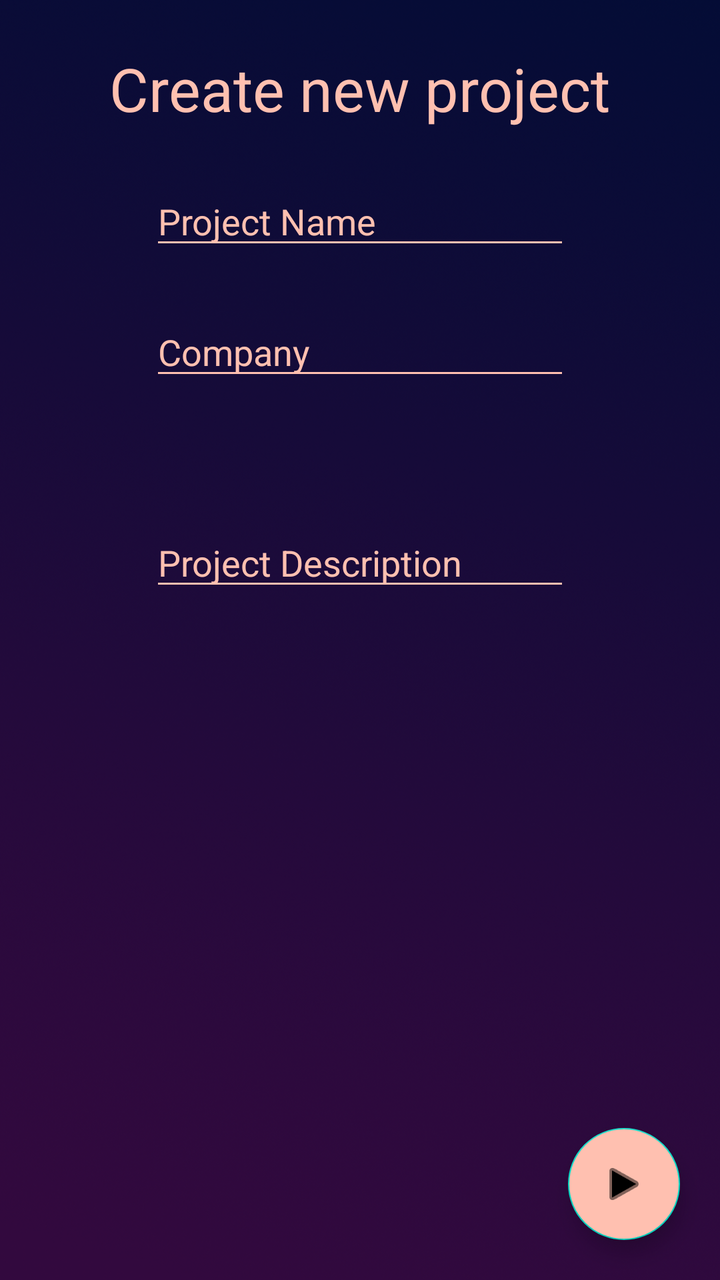
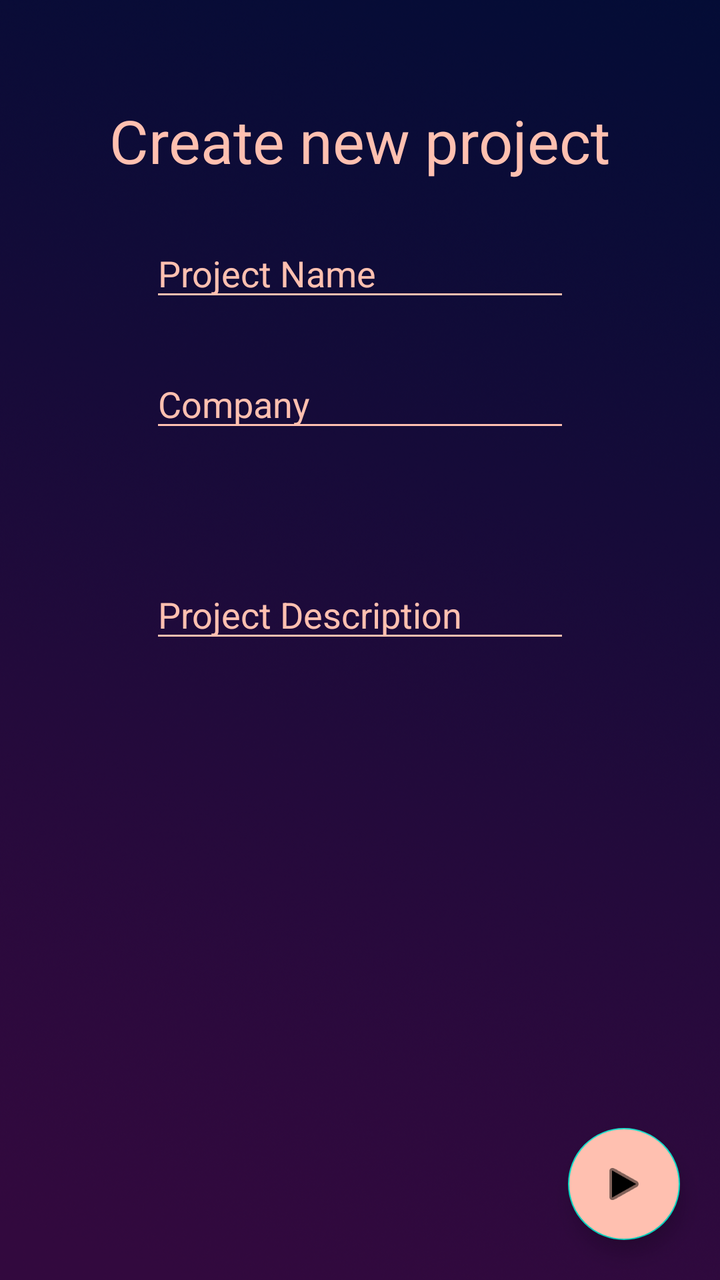

Screens rendered from an Android XML layout before and after an edit, with the pre-edit source and the edit as a unified diff.
<!-- AndroidManifest.xml: activity theme Theme.Tasqr_NoToolBar -->
<!-- res/layout/activity_addproject.xml -->
<?xml version="1.0" encoding="utf-8"?>
<androidx.constraintlayout.widget.ConstraintLayout
    xmlns:android="http://schemas.android.com/apk/res/android"
    xmlns:app="http://schemas.android.com/apk/res-auto"
    xmlns:tools="http://schemas.android.com/tools"
    android:layout_width="match_parent"
    android:layout_height="match_parent"
    android:background="@drawable/backgroundlogin"
    >

    <EditText
        android:id="@+id/addedCompanyName"
        android:layout_width="wrap_content"
        android:layout_height="wrap_content"
        android:layout_marginTop="24dp"
        android:backgroundTint="@color/text_color"
        android:ems="10"
        android:hint="@string/projname"
        android:inputType="textPersonName"
        android:textColor="@color/text_color"
        android:textColorHint="@color/text_color"
        app:layout_constraintEnd_toEndOf="@+id/textView4"
        app:layout_constraintStart_toStartOf="@+id/textView4"
        app:layout_constraintTop_toBottomOf="@+id/textView4" />

    <EditText
        android:id="@+id/addedProjectOwner"
        android:layout_width="wrap_content"
        android:layout_height="wrap_content"
        android:layout_marginTop="24dp"
        android:backgroundTint="@color/text_color"
        android:ems="10"
        android:hint="@string/company"
        android:inputType="textPersonName"
        android:textColor="@color/text_color"
        android:textColorHint="@color/text_color"
        app:layout_constraintEnd_toEndOf="@+id/addedCompanyName"
        app:layout_constraintStart_toStartOf="@+id/addedCompanyName"
        app:layout_constraintTop_toBottomOf="@+id/addedCompanyName" />

    <TextView
        android:id="@+id/textView4"
        android:layout_width="wrap_content"
        android:layout_height="wrap_content"
        android:layout_marginTop="24dp"
        android:text="@string/newproj"
        android:textColor="@color/text_color"
        android:textSize="30sp"
        app:layout_constraintEnd_toEndOf="parent"
        app:layout_constraintStart_toStartOf="parent"
        app:layout_constraintTop_toTopOf="parent" />

    <EditText
        android:id="@+id/desc"
        android:layout_width="wrap_content"
        android:layout_height="wrap_content"
        android:layout_marginTop="64dp"
        android:backgroundTint="@color/text_color"
        android:ems="10"
        android:gravity="start|top"
        android:hint="@string/projdesc"
        android:inputType="textMultiLine"
        android:textColor="@color/text_color"
        android:textColorHint="@color/text_color"
        app:layout_constraintEnd_toEndOf="@+id/addedProjectOwner"
        app:layout_constraintStart_toStartOf="@+id/addedProjectOwner"
        app:layout_constraintTop_toBottomOf="@+id/addedProjectOwner" />


    <com.google.android.material.floatingactionbutton.FloatingActionButton
        android:id="@+id/addPeopleButton"
        android:layout_width="wrap_content"
        android:layout_height="wrap_content"
        android:layout_marginEnd="20dp"
        android:layout_marginBottom="20dp"
        android:backgroundTint="@color/text_color"
        android:src="@android:drawable/ic_media_play"
        app:layout_constraintBottom_toBottomOf="parent"
        app:layout_constraintEnd_toEndOf="parent"
        app:rippleColor="@color/tasqr_yellow"/>
</androidx.constraintlayout.widget.ConstraintLayout>
<!-- resources referenced by this layout -->
<resources>
  <color name="tasqr_yellow">#FFD900</color>
  <color name="text_color">#FFC0B0</color>
  <!-- drawable backgroundlogin: jpg bitmap (drawable, 9335 bytes) -->
  <string name="company">Company</string>
  <string name="newproj">Create new project</string>
  <string name="projdesc">Project Description</string>
  <string name="projname">Project Name</string>
  <style name="Theme.Tasqr_NoToolBar" parent="Theme.MaterialComponents.Light.NoActionBar">
          
          <item name="colorPrimary">@color/tasqr_yellow</item>
          <item name="colorPrimaryVariant">@color/purple_700</item>
          <item name="colorOnPrimary">@color/white</item>
          
          <item name="colorSecondary">@color/teal_200</item>
          <item name="colorSecondaryVariant">@color/teal_700</item>
          <item name="colorOnSecondary">@color/black</item>
          
          <item name="android:statusBarColor">@color/status_bar_color</item>
          
      </style>
  <color name="purple_700">#FF3700B3</color>
  <color name="white">#FFFFFFFF</color>
  <color name="teal_200">#FF03DAC5</color>
  <color name="teal_700">#FF018786</color>
  <color name="black">#FF000000</color>
  <color name="status_bar_color">#070C36</color>
</resources>

<!-- the commit's change to res/layout/activity_addproject.xml (unified diff, before → after) -->
@@ -42,7 +42,7 @@
         android:id="@+id/textView4"
         android:layout_width="wrap_content"
         android:layout_height="wrap_content"
-        android:layout_marginTop="24dp"
+        android:layout_marginTop="50dp"
         android:text="@string/newproj"
         android:textColor="@color/text_color"
         android:textSize="30sp"
